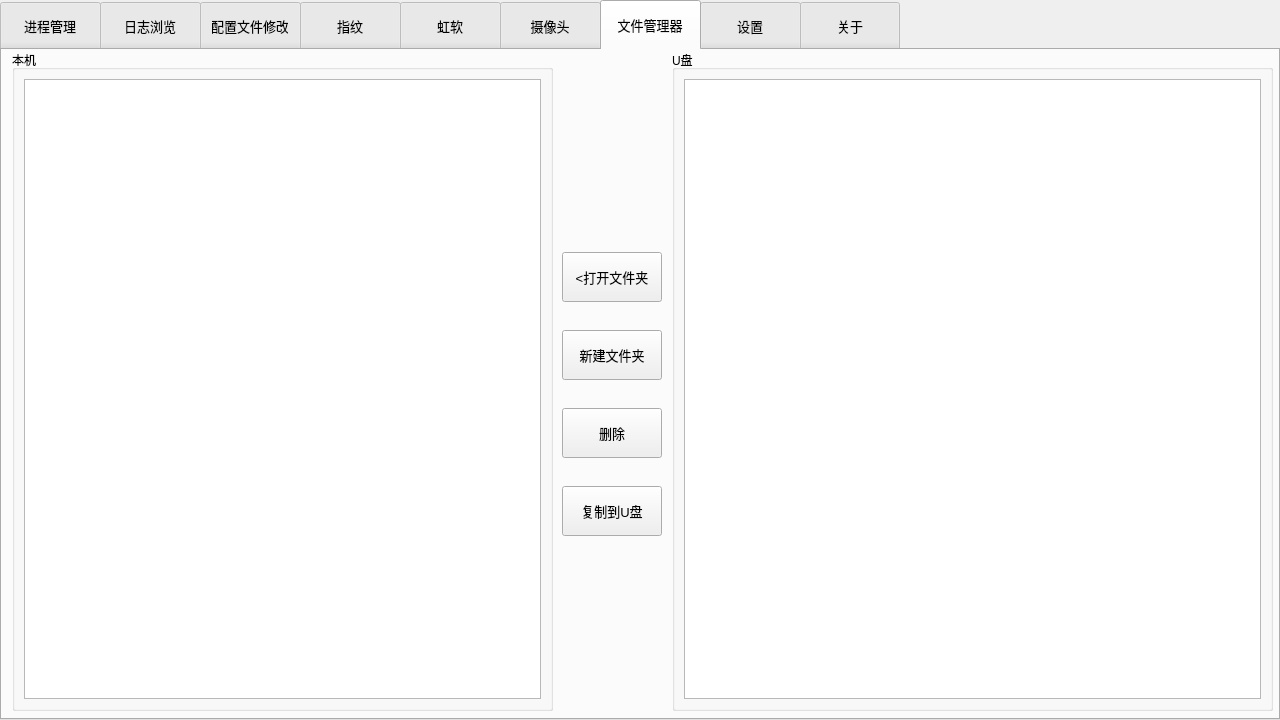
Before: the Qt Designer form midtool.ui in Nehcknarf/MidTool, drawn with Qt 5.
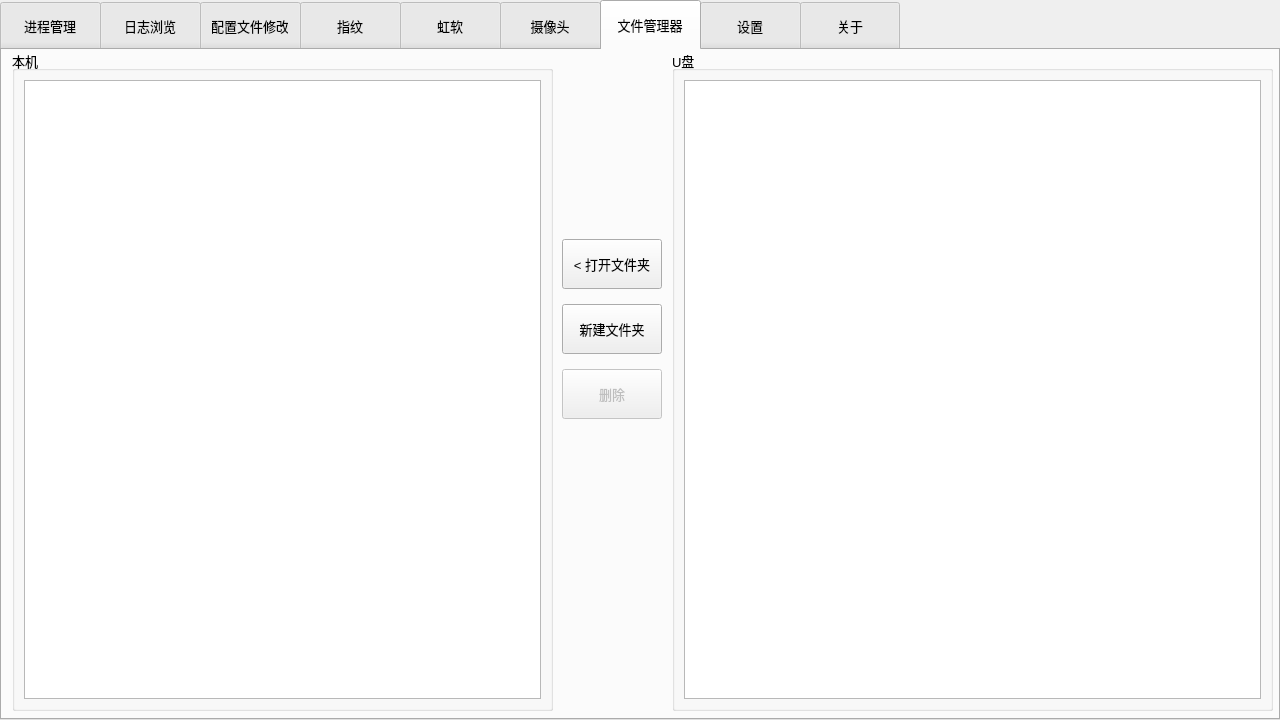
After: the same form once the commit is applied. The open tabs and pages were chosen to show the change. Icons and pictures are not drawn.

Diff of the .ui file:
```diff
--- a/midtool.ui
+++ b/midtool.ui
@@ -1218,17 +1218,48 @@
       <height>661</height>
      </rect>
     </property>
+    <property name="font">
+     <font>
+      <pointsize>10</pointsize>
+     </font>
+    </property>
     <property name="title">
      <string>本机</string>
     </property>
     <layout class="QVBoxLayout" name="verticalLayout_12">
      <item>
       <widget class="QTreeView" name="treeView">
+       <property name="font">
+        <font>
+         <pointsize>10</pointsize>
+        </font>
+       </property>
        <property name="styleSheet">
         <string notr="true">QTreeView::item {
         height: 30px;
         }</string>
        </property>
+       <property name="dragEnabled">
+        <bool>true</bool>
+       </property>
+       <property name="dragDropMode">
+        <enum>QAbstractItemView::DragDrop</enum>
+       </property>
+       <property name="defaultDropAction">
+        <enum>Qt::CopyAction</enum>
+       </property>
+       <property name="iconSize">
+        <size>
+         <width>0</width>
+         <height>0</height>
+        </size>
+       </property>
+       <property name="uniformRowHeights">
+        <bool>true</bool>
+       </property>
+       <property name="sortingEnabled">
+        <bool>true</bool>
+       </property>
       </widget>
      </item>
     </layout>
@@ -1242,6 +1273,11 @@
       <height>661</height>
      </rect>
     </property>
+    <property name="font">
+     <font>
+      <pointsize>10</pointsize>
+     </font>
+    </property>
     <property name="title">
      <string>U盘</string>
     </property>
@@ -1251,11 +1287,37 @@
        <property name="enabled">
         <bool>true</bool>
        </property>
+       <property name="font">
+        <font>
+         <pointsize>10</pointsize>
+        </font>
+       </property>
        <property name="styleSheet">
         <string notr="true">QTreeView::item {
         height: 30px;
         }</string>
        </property>
+       <property name="dragEnabled">
+        <bool>true</bool>
+       </property>
+       <property name="dragDropMode">
+        <enum>QAbstractItemView::DragDrop</enum>
+       </property>
+       <property name="defaultDropAction">
+        <enum>Qt::CopyAction</enum>
+       </property>
+       <property name="iconSize">
+        <size>
+         <width>0</width>
+         <height>0</height>
+        </size>
+       </property>
+       <property name="uniformRowHeights">
+        <bool>true</bool>
+       </property>
+       <property name="sortingEnabled">
+        <bool>true</bool>
+       </property>
       </widget>
      </item>
     </layout>
@@ -1266,7 +1328,7 @@
       <x>560</x>
       <y>180</y>
       <width>102</width>
-      <height>332</height>
+      <height>201</height>
      </rect>
     </property>
     <layout class="QVBoxLayout" name="verticalLayout_13">
@@ -1293,7 +1355,7 @@
         </font>
        </property>
        <property name="text">
-        <string>&lt;打开文件夹</string>
+        <string>&lt; 打开文件夹</string>
        </property>
       </widget>
      </item>
@@ -1327,7 +1389,7 @@
      <item>
       <widget class="QPushButton" name="pushButton_remove">
        <property name="enabled">
-        <bool>true</bool>
+        <bool>false</bool>
        </property>
        <property name="minimumSize">
         <size>
@@ -1351,33 +1413,6 @@
        </property>
       </widget>
      </item>
-     <item>
-      <widget class="QPushButton" name="pushButton_copy">
-       <property name="enabled">
-        <bool>true</bool>
-       </property>
-       <property name="minimumSize">
-        <size>
-         <width>100</width>
-         <height>50</height>
-        </size>
-       </property>
-       <property name="maximumSize">
-        <size>
-         <width>100</width>
-         <height>16777215</height>
-        </size>
-       </property>
-       <property name="font">
-        <font>
-         <pointsize>10</pointsize>
-        </font>
-       </property>
-       <property name="text">
-        <string>复制到U盘</string>
-       </property>
-      </widget>
-     </item>
     </layout>
    </widget>
   </widget>
```
Left out of the diff: 2 changed lines with no effect on the pictures.
